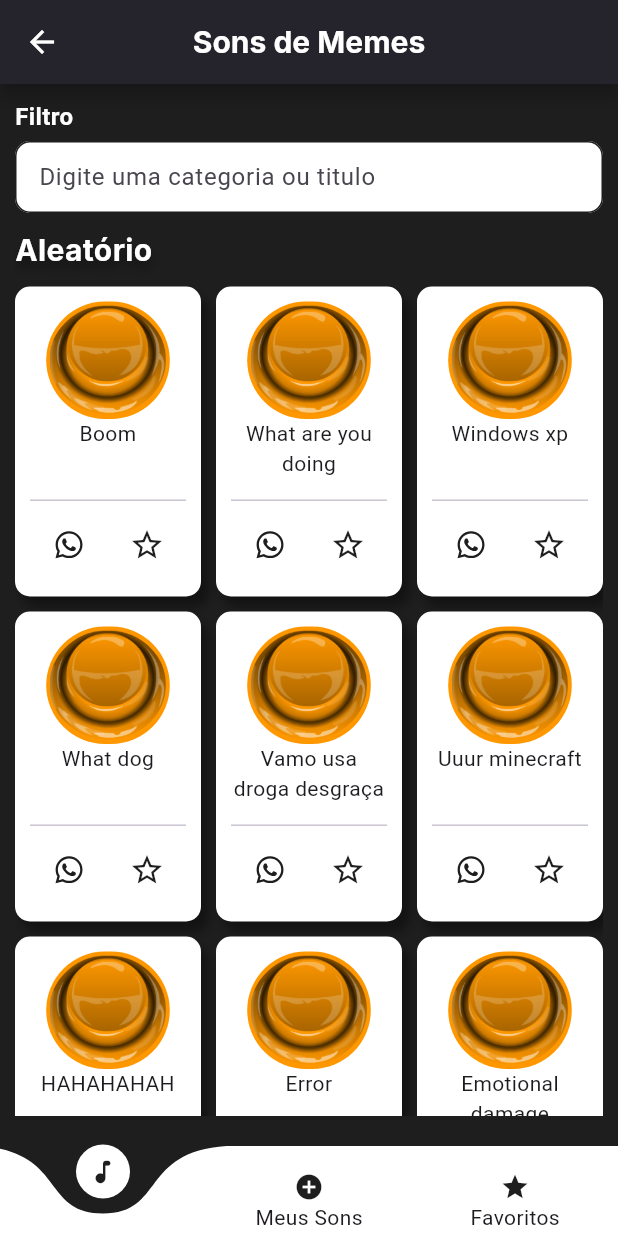
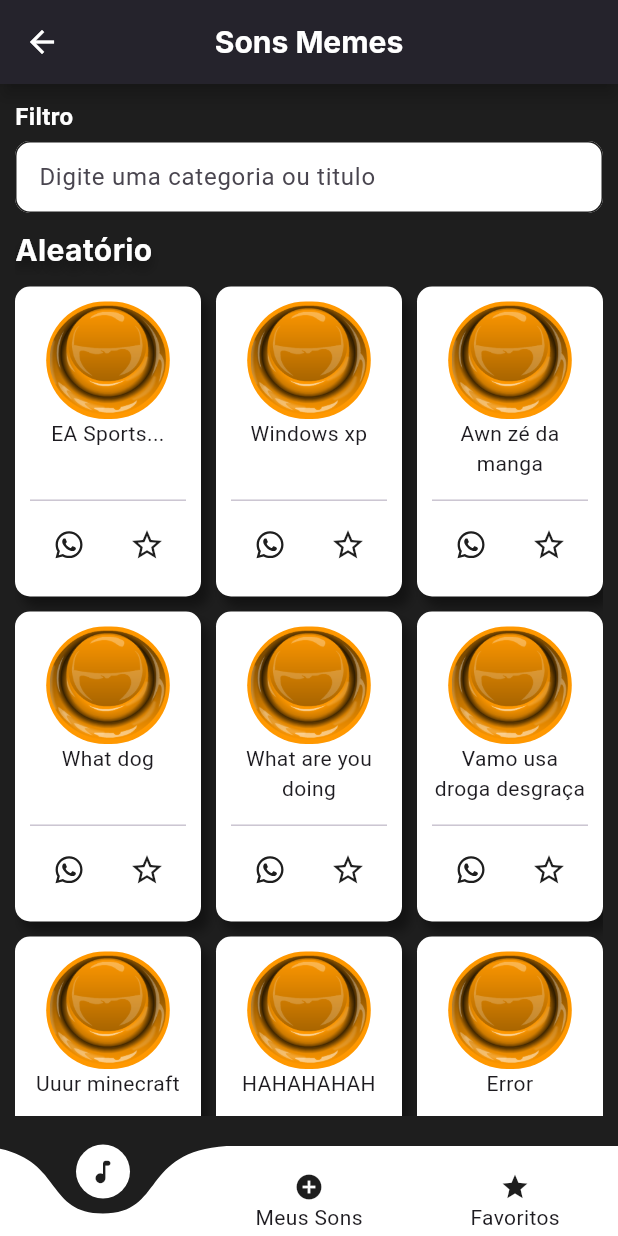
Before and after one commit to lucas3g/sons_memes, a Flutter app: the screen it shows after launch, on a phone screen of 412 x 824 dp. Run offline on Flutter 3.47's test engine with Material 2 defaults, Android fonts, the light colour scheme and no system bars; drawn by our look-alikes of curved_navigation_bar; our stand-ins replace audioplayers, bot_toast, dio, equatable, file_picker, flutter_mobx and 8 more; missing offline and left inert: file_saver; accounts and stored records are empty; generated files the repository leaves out were written again; statements that could not run were skipped.

Commit message:
feat: add ze da manga

```diff
--- a/lib/app/core_module/constants/constants.dart
+++ b/lib/app/core_module/constants/constants.dart
@@ -6,7 +6,7 @@
 const bannerID = 'ca-app-pub-1898798427054986/3785290002';
 const intersticialID = 'ca-app-pub-1898798427054986/7968981556';
 
-const labelGeral = 'Sons de Memes';
+const labelGeral = 'Sons Memes';
 
 Color randomColor() {
   final colors = [
@@ -25,6 +25,15 @@
 }
 
 final List<Audio> listAudios = [
+  Audio(
+    id: -48,
+    name: 'Awn zé da manga',
+    categoria: 'Aleatório',
+    filePath: 'audios/aleatorio/ze-da-manga.mp3',
+    buttonColor: randomColor(),
+    assets: true,
+    favorito: false,
+  ),
   Audio(
     id: -47,
     name: 'Só um chupinho',
```
Also changed, not shown: 1 other file.
